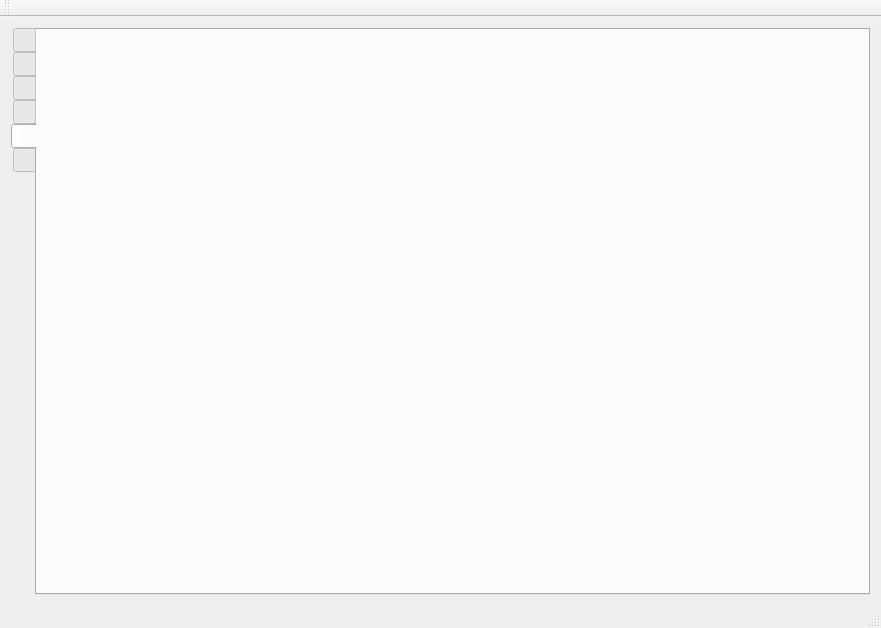
Above: src/ATICCO/ATTICOEXE/uiFiles/mainwindow.ui from KonradMaroszek/An-application-that-identifies-computer-components---ATICCO before the change. Below: the same form after it.
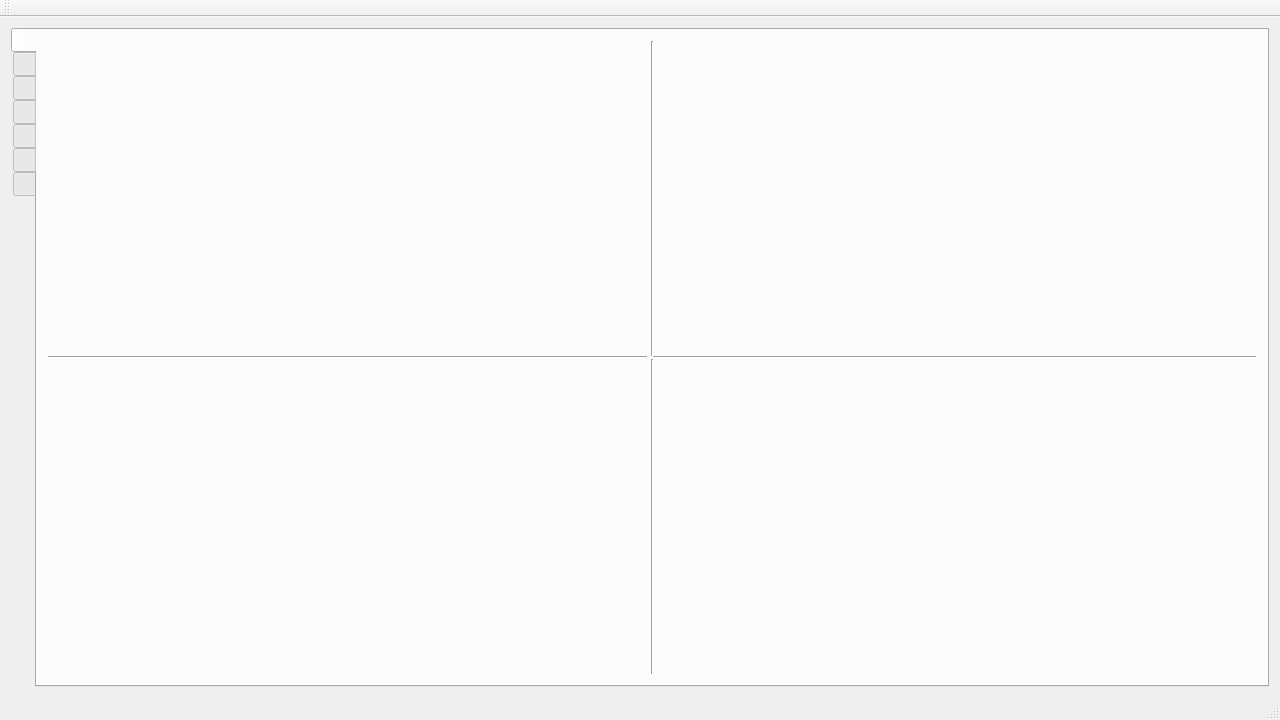
That is the form after the change. The open tabs and pages were chosen to show the change. Icons and pictures are not drawn.

The edit to the form file:
```diff
--- a/src/ATICCO/ATTICOEXE/uiFiles/mainwindow.ui
+++ b/src/ATICCO/ATTICOEXE/uiFiles/mainwindow.ui
@@ -6,15 +6,21 @@
    <rect>
     <x>0</x>
     <y>0</y>
-    <width>881</width>
-    <height>628</height>
+    <width>1280</width>
+    <height>720</height>
    </rect>
   </property>
+  <property name="minimumSize">
+   <size>
+    <width>1280</width>
+    <height>720</height>
+   </size>
+  </property>
   <property name="windowTitle">
    <string>MainWindow</string>
   </property>
   <widget class="QWidget" name="centralWidget">
-   <layout class="QVBoxLayout" name="verticalLayout">
+   <layout class="QVBoxLayout" name="verticalLayout_2">
     <item>
      <widget class="QTabWidget" name="tabWidget">
       <property name="sizePolicy">
@@ -62,7 +68,7 @@
       <property name="tabBarAutoHide">
        <bool>false</bool>
       </property>
-      <widget class="QWidget" name="tab">
+      <widget class="QWidget" name="mainTab">
        <property name="focusPolicy">
         <enum>Qt::ClickFocus</enum>
        </property>
@@ -73,6 +79,84 @@
        <attribute name="title">
         <string/>
        </attribute>
+       <layout class="QVBoxLayout" name="verticalLayout">
+        <item>
+         <layout class="QVBoxLayout" name="mainTabVerticalLayout" stretch="485,30,485">
+          <property name="spacing">
+           <number>0</number>
+          </property>
+          <item>
+           <layout class="QHBoxLayout" name="topHorizontalLayout">
+            <item>
+             <widget class="QWidget" name="CPUResourceConsumptionWIdget" native="true">
+              <layout class="QVBoxLayout" name="verticalLayout_13"/>
+             </widget>
+            </item>
+            <item>
+             <widget class="Line" name="line">
+              <property name="orientation">
+               <enum>Qt::Vertical</enum>
+              </property>
+             </widget>
+            </item>
+            <item>
+             <widget class="QWidget" name="RAMResourceConsumptionWIdget" native="true">
+              <layout class="QVBoxLayout" name="verticalLayout_12"/>
+             </widget>
+            </item>
+           </layout>
+          </item>
+          <item>
+           <layout class="QHBoxLayout" name="middleHorizontalLayout" stretch="997,1003">
+            <property name="spacing">
+             <number>6</number>
+            </property>
+            <property name="leftMargin">
+             <number>0</number>
+            </property>
+            <property name="rightMargin">
+             <number>0</number>
+            </property>
+            <item>
+             <widget class="Line" name="line_4">
+              <property name="orientation">
+               <enum>Qt::Horizontal</enum>
+              </property>
+             </widget>
+            </item>
+            <item>
+             <widget class="Line" name="line_3">
+              <property name="orientation">
+               <enum>Qt::Horizontal</enum>
+              </property>
+             </widget>
+            </item>
+           </layout>
+          </item>
+          <item>
+           <layout class="QHBoxLayout" name="bottomHorizontalLayout">
+            <item>
+             <widget class="QWidget" name="DiskResourceConsumptionWIdget" native="true">
+              <layout class="QVBoxLayout" name="verticalLayout_10"/>
+             </widget>
+            </item>
+            <item>
+             <widget class="Line" name="line_2">
+              <property name="orientation">
+               <enum>Qt::Vertical</enum>
+              </property>
+             </widget>
+            </item>
+            <item>
+             <widget class="QWidget" name="NetworkResourceConsumptionWIdget" native="true">
+              <layout class="QVBoxLayout" name="verticalLayout_11"/>
+             </widget>
+            </item>
+           </layout>
+          </item>
+         </layout>
+        </item>
+       </layout>
       </widget>
       <widget class="QWidget" name="tab_4">
        <attribute name="icon">
@@ -110,6 +194,15 @@
         <string/>
        </attribute>
       </widget>
+      <widget class="QWidget" name="tab">
+       <attribute name="icon">
+        <iconset resource="../resources/resources.qrc">
+         <normaloff>:/graphics/png/graphics/png/network.png</normaloff>:/graphics/png/graphics/png/network.png</iconset>
+       </attribute>
+       <attribute name="title">
+        <string/>
+       </attribute>
+      </widget>
       <widget class="QWidget" name="tab_6">
        <attribute name="icon">
         <iconset resource="../resources/resources.qrc">
```
Left out of the diff: 4 changed lines with no effect on the pictures.
